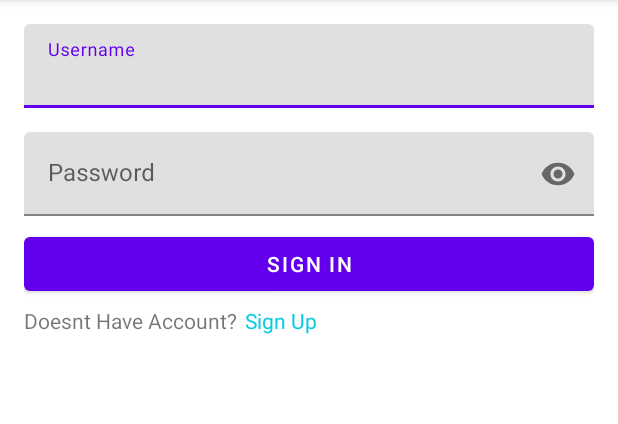
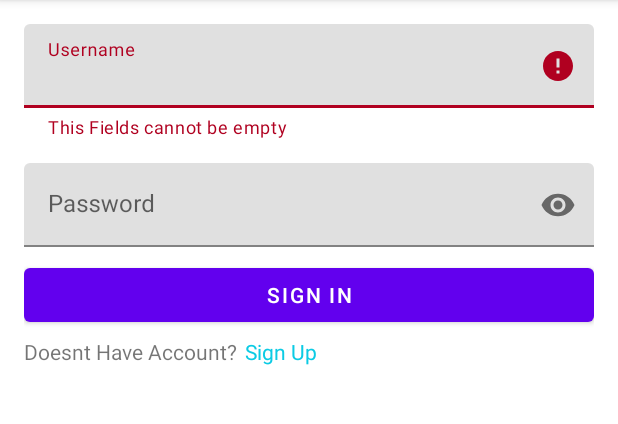
Before and after one commit to komangss/ProjectUKK, an Android app: the screen it shows after launch (LoginActivity), after a tap on "SIGN IN", on a phone screen of 412 x 824 dp, the part 84-508 px from its top. Run offline under Robolectric (Android 15) with nearby library versions, the phone set to English and light mode, and no system bars.

Commit message:
add validation to user input

```diff
--- a/app/src/main/java/com/komangss/ui/login/LoginActivity.kt
+++ b/app/src/main/java/com/komangss/ui/login/LoginActivity.kt
@@ -16,10 +16,13 @@ class LoginActivity : AppCompatActivity() {
         super.onCreate(savedInstanceState)
         setContentView(R.layout.activity_login)
         val repo = AuthRepository.getInstance(RetrofitBuilder.authServices)
-        btn_activity_main_sign_in.setOnClickListener {
-            val username = text_view_activity_main_username.text.toString()
-            val password = text_view_activity_main_password.text.toString()
-            lifecycleScope.launch {
+        btn_activity_login_sign_in.setOnClickListener {
+            val username = tiet_activity_login_username.text.toString().trim()
+            val password = tiet_activity_login_password.text.toString().trim()
+            when {
+                username == "" -> til_activity_login_username.error = "This Fields cannot be empty"
+                password == "" -> til_activity_login_password.error = "This Fields cannot be empty"
+                else -> lifecycleScope.launch {
                     when (val response = repo.sendLoginRequest(username, password, "masyarakat")) {
                         is Resource.Error -> {
                             Toast.makeText(this@LoginActivity, response.exception.message, Toast.LENGTH_SHORT).show()
@@ -33,3 +36,4 @@ class LoginActivity : AppCompatActivity() {
             }
         }
     }
+}
--- a/app/src/main/res/layout/activity_login.xml
+++ b/app/src/main/res/layout/activity_login.xml
@@ -8,7 +8,7 @@
     tools:context=".ui.login.LoginActivity">
 
     <com.google.android.material.textfield.TextInputLayout
-        android:id="@+id/textInputLayout"
+        android:id="@+id/til_activity_login_username"
         android:layout_width="match_parent"
         android:layout_height="wrap_content"
         android:hint="Username"
@@ -17,13 +17,13 @@
         app:layout_constraintTop_toTopOf="parent">
 
         <com.google.android.material.textfield.TextInputEditText
-            android:id="@+id/text_view_activity_main_username"
+            android:id="@+id/tiet_activity_login_username"
             android:layout_width="match_parent"
             android:layout_height="wrap_content" />
     </com.google.android.material.textfield.TextInputLayout>
 
     <com.google.android.material.textfield.TextInputLayout
-        android:id="@+id/textInputLayout2"
+        android:id="@+id/til_activity_login_password"
         android:layout_width="match_parent"
         android:layout_height="wrap_content"
         android:layout_marginTop="16dp"
@@ -31,24 +31,24 @@
         app:passwordToggleEnabled="true"
         app:layout_constraintEnd_toEndOf="parent"
         app:layout_constraintStart_toStartOf="parent"
-        app:layout_constraintTop_toBottomOf="@+id/textInputLayout">
+        app:layout_constraintTop_toBottomOf="@+id/til_activity_login_username">
 
         <com.google.android.material.textfield.TextInputEditText
-            android:id="@+id/text_view_activity_main_password"
+            android:id="@+id/tiet_activity_login_password"
             android:layout_width="match_parent"
             android:inputType="textPassword"
             android:layout_height="wrap_content" />
     </com.google.android.material.textfield.TextInputLayout>
 
     <Button
-        android:id="@+id/btn_activity_main_sign_in"
+        android:id="@+id/btn_activity_login_sign_in"
         android:layout_width="match_parent"
         android:layout_height="wrap_content"
         android:layout_marginTop="8dp"
         android:text="Sign In"
         app:layout_constraintEnd_toEndOf="parent"
         app:layout_constraintStart_toStartOf="parent"
-        app:layout_constraintTop_toBottomOf="@+id/textInputLayout2" />
+        app:layout_constraintTop_toBottomOf="@+id/til_activity_login_password" />
 
     <TextView
         android:id="@+id/tv1"
@@ -57,7 +57,7 @@
         android:layout_marginTop="4dp"
         android:text="Doesnt Have Account?"
         app:layout_constraintStart_toStartOf="parent"
-        app:layout_constraintTop_toBottomOf="@+id/btn_activity_main_sign_in" />
+        app:layout_constraintTop_toBottomOf="@+id/btn_activity_login_sign_in" />
 
     <TextView
         android:id="@+id/tv2"
@@ -69,5 +69,5 @@
         android:text=" Sign Up"
         app:layout_constraintEnd_toEndOf="parent"
         app:layout_constraintStart_toEndOf="@id/tv1"
-        app:layout_constraintTop_toBottomOf="@+id/btn_activity_main_sign_in" />
+        app:layout_constraintTop_toBottomOf="@+id/btn_activity_login_sign_in" />
 </androidx.constraintlayout.widget.ConstraintLayout>
```
Lines whose indentation alone changed are shown as unchanged.
